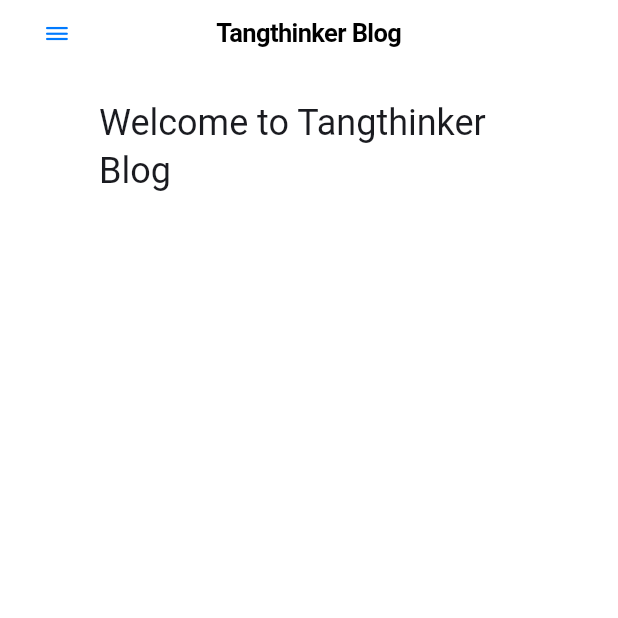
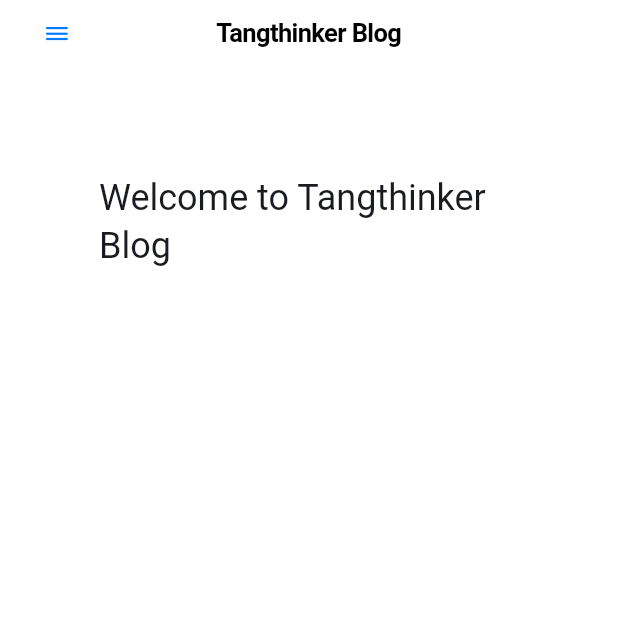
Before and after one commit to tangthinker/blog-clinet, a Flutter app: the screen it shows after launch, on a phone screen of 412 x 824 dp, the top half of it. Run offline on Flutter 3.47's test engine with Material 3 defaults, Android fonts, the phone set to English and light mode, and no system bars; our stand-ins replace flutter_markdown; network calls fail.

Commit message:
feat: adapt padding

```diff
--- a/lib/main.dart
+++ b/lib/main.dart
@@ -126,7 +126,7 @@
       child: Stack(
         children: [
            Container(
-             padding: const EdgeInsets.only(top: 50, left: 50, right: 50),
+             padding: const EdgeInsets.only(top: 100, left: 50, right: 50),
                child: Markdown(
                 data: content,
                 imageBuilder: (url, title, alt) {
@@ -151,7 +151,7 @@
                     children: [
                       SizedBox(height: 50,),
                       Container(
-                        padding: const EdgeInsets.all(16),
+                        padding: const EdgeInsets.only(top: 80, left: 16, right: 16, bottom: 16),
                         child: const Text(
                           "Contents",
                           style: TextStyle(color: CupertinoColors.black, fontWeight: FontWeight.bold),
```
